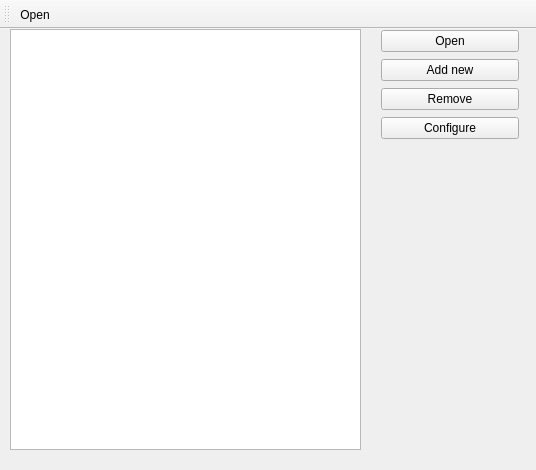
Qt form ui/MainWindow.ui (Nitrooos/Projectizer) before a commit.
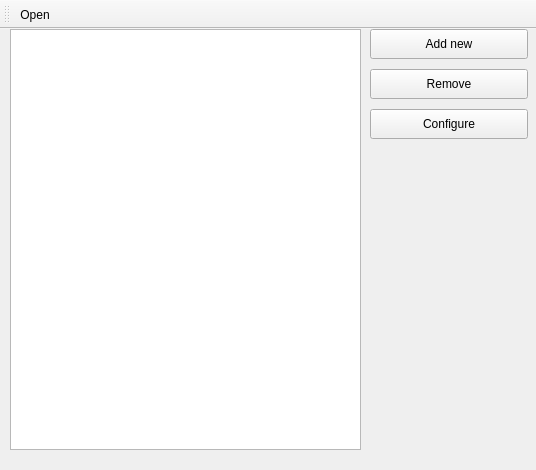
The same form after that commit. Icons and pictures are not drawn.

The edit to the form file:
```diff
--- a/ui/MainWindow.ui
+++ b/ui/MainWindow.ui
@@ -17,60 +17,71 @@
    <bool>false</bool>
   </property>
   <widget class="QWidget" name="centralWidget">
-   <widget class="QWidget" name="verticalLayoutWidget">
+   <widget class="QTableView" name="tableView">
     <property name="geometry">
      <rect>
-      <x>370</x>
+      <x>10</x>
       <y>0</y>
-      <width>160</width>
-      <height>124</height>
+      <width>351</width>
+      <height>421</height>
      </rect>
     </property>
-    <layout class="QVBoxLayout" name="verticalLayout">
-     <property name="spacing">
-      <number>6</number>
-     </property>
-     <property name="topMargin">
-      <number>0</number>
-     </property>
-     <item>
-      <widget class="QPushButton" name="openButton">
-       <property name="text">
-        <string>Open</string>
-       </property>
-      </widget>
-     </item>
-     <item>
+   </widget>
       <widget class="QPushButton" name="addNewButton">
+    <property name="geometry">
+     <rect>
+      <x>370</x>
+      <y>0</y>
+      <width>158</width>
+      <height>30</height>
+     </rect>
+    </property>
+    <property name="sizePolicy">
+     <sizepolicy hsizetype="Minimum" vsizetype="Fixed">
+      <horstretch>0</horstretch>
+      <verstretch>0</verstretch>
+     </sizepolicy>
+    </property>
        <property name="text">
         <string>Add new</string>
        </property>
       </widget>
-     </item>
-     <item>
       <widget class="QPushButton" name="removeButton">
+    <property name="geometry">
+     <rect>
+      <x>370</x>
+      <y>40</y>
+      <width>158</width>
+      <height>30</height>
+     </rect>
+    </property>
+    <property name="sizePolicy">
+     <sizepolicy hsizetype="Minimum" vsizetype="Fixed">
+      <horstretch>0</horstretch>
+      <verstretch>0</verstretch>
+     </sizepolicy>
+    </property>
        <property name="text">
         <string>Remove</string>
        </property>
       </widget>
-     </item>
-     <item>
       <widget class="QPushButton" name="configureButton">
+    <property name="geometry">
+     <rect>
+      <x>370</x>
+      <y>80</y>
+      <width>158</width>
+      <height>30</height>
+     </rect>
+    </property>
+    <property name="sizePolicy">
+     <sizepolicy hsizetype="Minimum" vsizetype="Fixed">
+      <horstretch>0</horstretch>
+      <verstretch>0</verstretch>
+     </sizepolicy>
+    </property>
        <property name="text">
         <string>Configure</string>
-       </property>
-      </widget>
-     </item>
-    </layout>
-   </widget>
-   <widget class="QTableView" name="tableView">
-    <property name="geometry">
-     <rect>
-      <x>10</x>
-      <y>0</y>
-      <width>351</width>
-      <height>421</height>
-     </rect>
     </property>
    </widget>
   </widget>
```
Lines whose indentation alone changed are shown as unchanged.
